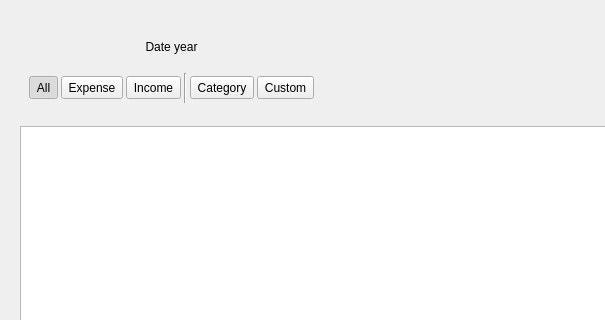
This is Desktop/Pages/Transactions/TransactionsPage.ui in david4more/CoinWarden as Qt 5 draws it before an edit; both pictures show x 0 to 605 and y 0 to 320 of the 1000 by 800 pixel window. The edited form follows.
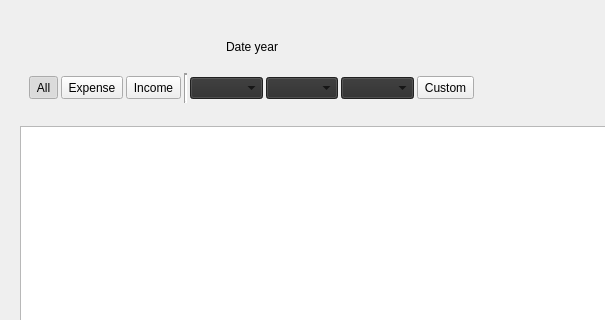
This is the edited form. Icons and pictures are not drawn.

Commit message: implement combo filters, complete refactor of TransactionProxy

Patch:
```diff
--- a/Desktop/Pages/Transactions/TransactionsPage.ui
+++ b/Desktop/Pages/Transactions/TransactionsPage.ui
@@ -87,21 +87,113 @@
                <height>30</height>
               </size>
              </property>
+             <property name="frameShadow">
+              <enum>QFrame::Shadow::Sunken</enum>
+             </property>
+             <property name="lineWidth">
+              <number>2</number>
+             </property>
              <property name="orientation">
               <enum>Qt::Orientation::Vertical</enum>
              </property>
             </widget>
            </item>
            <item>
-            <widget class="QToolButton" name="categoryFilter">
+            <widget class="QComboBox" name="categoryFilter">
+             <property name="sizePolicy">
+              <sizepolicy hsizetype="Fixed" vsizetype="Fixed">
+               <horstretch>0</horstretch>
+               <verstretch>0</verstretch>
+              </sizepolicy>
+             </property>
+             <property name="maximumSize">
+              <size>
+               <width>100</width>
+               <height>16777215</height>
+              </size>
+             </property>
              <property name="styleSheet">
-              <string notr="true">padding: 2px 2px;</string>
+              <string notr="true">QComboBox {
+    background-color: #2d2d2d;
+}
+
+QComboBox:hover {
+    background-color: #3c3c3c;
+}
+
+QComboBox:checked {
+    background-color: #2d2d2d;
+}
+QComboBox:pressed {
+    background-color:  #2d2d2d;
+}
+</string>
              </property>
-             <property name="text">
-              <string>Category</string>
+            </widget>
+           </item>
+           <item>
+            <widget class="QComboBox" name="accountFilter">
+             <property name="sizePolicy">
+              <sizepolicy hsizetype="Fixed" vsizetype="Fixed">
+               <horstretch>0</horstretch>
+               <verstretch>0</verstretch>
+              </sizepolicy>
              </property>
-             <property name="checkable">
-              <bool>true</bool>
+             <property name="maximumSize">
+              <size>
+               <width>100</width>
+               <height>16777215</height>
+              </size>
+             </property>
+             <property name="styleSheet">
+              <string notr="true">QComboBox {
+    background-color: #2d2d2d;
+}
+
+QComboBox:hover {
+    background-color: #3c3c3c;
+}
+
+QComboBox:checked {
+    background-color: #2d2d2d;
+}
+QComboBox:pressed {
+    background-color:  #2d2d2d;
+}
+</string>
+             </property>
+            </widget>
+           </item>
+           <item>
+            <widget class="QComboBox" name="currencyFilter">
+             <property name="sizePolicy">
+              <sizepolicy hsizetype="Fixed" vsizetype="Fixed">
+               <horstretch>0</horstretch>
+               <verstretch>0</verstretch>
+              </sizepolicy>
+             </property>
+             <property name="maximumSize">
+              <size>
+               <width>100</width>
+               <height>16777215</height>
+              </size>
+             </property>
+             <property name="styleSheet">
+              <string notr="true">QComboBox {
+    background-color: #2d2d2d;
+}
+
+QComboBox:hover {
+    background-color: #3c3c3c;
+}
+
+QComboBox:checked {
+    background-color: #2d2d2d;
+}
+QComboBox:pressed {
+    background-color:  #2d2d2d;
+}
+</string>
              </property>
             </widget>
            </item>
@@ -125,6 +217,19 @@
            <property name="spacing">
             <number>0</number>
            </property>
+           <item>
+            <spacer name="horizontalSpacer_2">
+             <property name="orientation">
+              <enum>Qt::Orientation::Horizontal</enum>
+             </property>
+             <property name="sizeHint" stdset="0">
+              <size>
+               <width>40</width>
+               <height>20</height>
+              </size>
+             </property>
+            </spacer>
+           </item>
            <item>
             <widget class="QToolButton" name="prevMonth">
              <property name="styleSheet">
@@ -148,7 +253,7 @@
               <enum>Qt::Orientation::Horizontal</enum>
              </property>
              <property name="sizeType">
-              <enum>QSizePolicy::Policy::Preferred</enum>
+              <enum>QSizePolicy::Policy::Expanding</enum>
              </property>
              <property name="sizeHint" stdset="0">
               <size>
@@ -166,6 +271,12 @@
                <verstretch>0</verstretch>
               </sizepolicy>
              </property>
+             <property name="minimumSize">
+              <size>
+               <width>200</width>
+               <height>0</height>
+              </size>
+             </property>
              <property name="styleSheet">
               <string notr="true">font: 600 12pt &quot;Sans Serif&quot;;</string>
              </property>
@@ -183,7 +294,7 @@
               <enum>Qt::Orientation::Horizontal</enum>
              </property>
              <property name="sizeType">
-              <enum>QSizePolicy::Policy::Preferred</enum>
+              <enum>QSizePolicy::Policy::Expanding</enum>
              </property>
              <property name="sizeHint" stdset="0">
               <size>
@@ -210,6 +321,19 @@
              </property>
             </widget>
            </item>
+           <item>
+            <spacer name="horizontalSpacer">
+             <property name="orientation">
+              <enum>Qt::Orientation::Horizontal</enum>
+             </property>
+             <property name="sizeHint" stdset="0">
+              <size>
+               <width>40</width>
+               <height>20</height>
+              </size>
+             </property>
+            </spacer>
+           </item>
           </layout>
          </item>
          <item row="1" column="2">
```
The commit also changes 4 other files.
